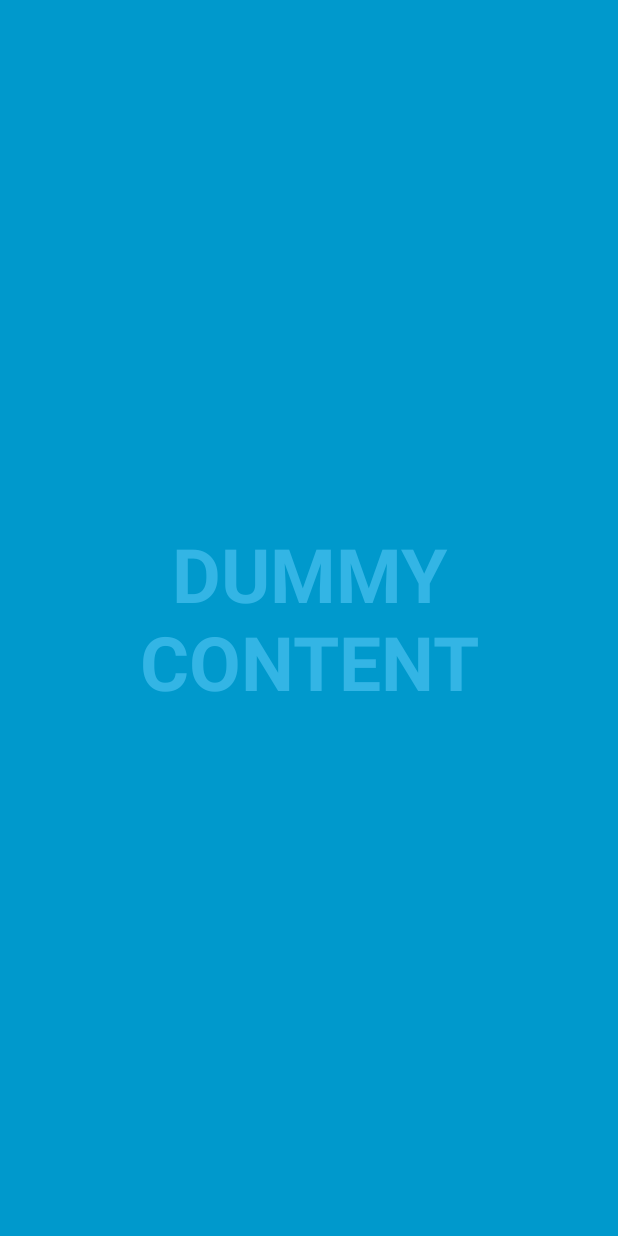
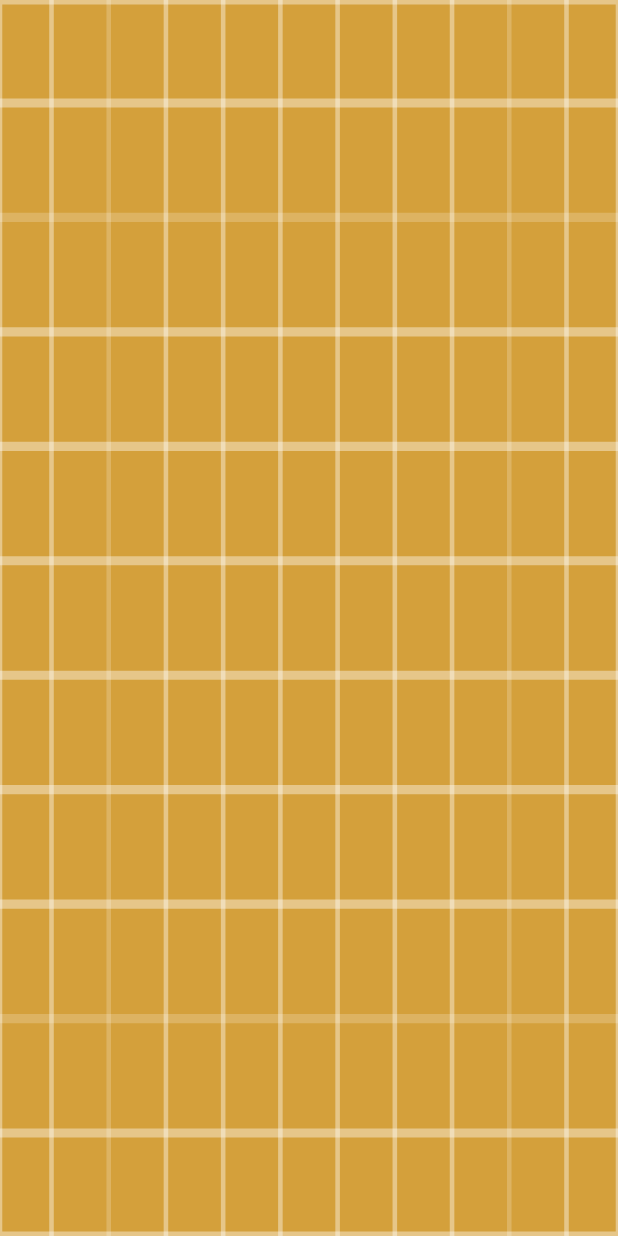
Before and after one commit to pnemonic78/TikalAntSmasher, an Android app: the BoardActivity screen opened directly, with no data from a screen before it, on a phone screen of 412 x 824 dp. Run offline under Robolectric (Android 15) with nearby library versions, the phone set to English and light mode, and no system bars.

```diff
--- a/app/build.gradle
+++ b/app/build.gradle
@@ -30,7 +30,6 @@ dependencies {
     implementation "com.android.support:appcompat-v7:$SUPPORT_LIBRARY_VERSION"
     implementation "com.android.support:design:$SUPPORT_LIBRARY_VERSION"
     implementation "com.android.support:support-v4:$SUPPORT_LIBRARY_VERSION"
-    implementation 'com.android.support:support-v4:26.1.0'
     compile "com.android.support:support-annotations:$SUPPORT_LIBRARY_VERSION"
 
     // Reactive
--- a/app/src/main/java/com/tikalk/antsmasher/board/BoardActivity.java
+++ b/app/src/main/java/com/tikalk/antsmasher/board/BoardActivity.java
@@ -1,14 +1,12 @@
 package com.tikalk.antsmasher.board;
 
-import android.annotation.SuppressLint;
+import android.os.Bundle;
+import android.support.v4.app.NavUtils;
 import android.support.v7.app.ActionBar;
 import android.support.v7.app.AppCompatActivity;
-import android.os.Bundle;
-import android.os.Handler;
-import android.view.MotionEvent;
+import android.view.MenuItem;
 import android.view.View;
-import android.view.MenuItem;
-import android.support.v4.app.NavUtils;
+import android.widget.ImageView;
 
 import com.tikalk.antsmasher.R;
 
@@ -17,75 +15,8 @@ import com.tikalk.antsmasher.R;
  * status bar and navigation/system bar) with user interaction.
  */
 public class BoardActivity extends AppCompatActivity {
-    /**
-     * Whether or not the system UI should be auto-hidden after
-     * {@link #AUTO_HIDE_DELAY_MILLIS} milliseconds.
-     */
-    private static final boolean AUTO_HIDE = true;
 
-    /**
-     * If {@link #AUTO_HIDE} is set, the number of milliseconds to wait after
-     * user interaction before hiding the system UI.
-     */
-    private static final int AUTO_HIDE_DELAY_MILLIS = 3000;
-
-    /**
-     * Some older devices needs a small delay between UI widget updates
-     * and a change of the status and navigation bar.
-     */
-    private static final int UI_ANIMATION_DELAY = 300;
-    private final Handler mHideHandler = new Handler();
-    private View mContentView;
-    private final Runnable mHidePart2Runnable = new Runnable() {
-        @SuppressLint("InlinedApi")
-        @Override
-        public void run() {
-            // Delayed removal of status and navigation bar
-
-            // Note that some of these constants are new as of API 16 (Jelly Bean)
-            // and API 19 (KitKat). It is safe to use them, as they are inlined
-            // at compile-time and do nothing on earlier devices.
-            mContentView.setSystemUiVisibility(View.SYSTEM_UI_FLAG_LOW_PROFILE
-                    | View.SYSTEM_UI_FLAG_FULLSCREEN
-                    | View.SYSTEM_UI_FLAG_LAYOUT_STABLE
-                    | View.SYSTEM_UI_FLAG_IMMERSIVE_STICKY
-                    | View.SYSTEM_UI_FLAG_LAYOUT_HIDE_NAVIGATION
-                    | View.SYSTEM_UI_FLAG_HIDE_NAVIGATION);
-        }
-    };
-    private View mControlsView;
-    private final Runnable mShowPart2Runnable = new Runnable() {
-        @Override
-        public void run() {
-            // Delayed display of UI elements
-            ActionBar actionBar = getSupportActionBar();
-            if (actionBar != null) {
-                actionBar.show();
-            }
-            mControlsView.setVisibility(View.VISIBLE);
-        }
-    };
-    private boolean mVisible;
-    private final Runnable mHideRunnable = new Runnable() {
-        @Override
-        public void run() {
-            hide();
-        }
-    };
-    /**
-     * Touch listener to use for in-layout UI controls to delay hiding the
-     * system UI. This is to prevent the jarring behavior of controls going away
-     * while interacting with activity UI.
-     */
-    private final View.OnTouchListener mDelayHideTouchListener = new View.OnTouchListener() {
-        @Override
-        public boolean onTouch(View view, MotionEvent motionEvent) {
-            if (AUTO_HIDE) {
-                delayedHide(AUTO_HIDE_DELAY_MILLIS);
-            }
-            return false;
-        }
-    };
+    private ImageView boardView;
 
     @Override
     protected void onCreate(Bundle savedInstanceState) {
@@ -95,35 +26,19 @@ public class BoardActivity extends AppCompatActivity {
         ActionBar actionBar = getSupportActionBar();
         if (actionBar != null) {
             actionBar.setDisplayHomeAsUpEnabled(true);
+            actionBar.hide();
         }
 
-        mVisible = true;
-        mControlsView = findViewById(R.id.fullscreen_content_controls);
-        mContentView = findViewById(R.id.fullscreen_content);
-
-
-        // Set up the user interaction to manually show or hide the system UI.
-        mContentView.setOnClickListener(new View.OnClickListener() {
-            @Override
-            public void onClick(View view) {
-                toggle();
-            }
-        });
-
-        // Upon interacting with UI controls, delay any scheduled hide()
-        // operations to prevent the jarring behavior of controls going away
-        // while interacting with the UI.
-        findViewById(R.id.dummy_button).setOnTouchListener(mDelayHideTouchListener);
-    }
-
-    @Override
-    protected void onPostCreate(Bundle savedInstanceState) {
-        super.onPostCreate(savedInstanceState);
-
-        // Trigger the initial hide() shortly after the activity has been
-        // created, to briefly hint to the user that UI controls
-        // are available.
-        delayedHide(100);
+        boardView = findViewById(R.id.board);
+        // Note that some of these constants are new as of API 16 (Jelly Bean)
+        // and API 19 (KitKat). It is safe to use them, as they are inlined
+        // at compile-time and do nothing on earlier devices.
+        boardView.setSystemUiVisibility(View.SYSTEM_UI_FLAG_LOW_PROFILE
+                | View.SYSTEM_UI_FLAG_FULLSCREEN
+                | View.SYSTEM_UI_FLAG_LAYOUT_STABLE
+                | View.SYSTEM_UI_FLAG_IMMERSIVE_STICKY
+                | View.SYSTEM_UI_FLAG_LAYOUT_HIDE_NAVIGATION
+                | View.SYSTEM_UI_FLAG_HIDE_NAVIGATION);
     }
 
     @Override
@@ -136,47 +51,4 @@ public class BoardActivity extends AppCompatActivity {
         }
         return super.onOptionsItemSelected(item);
     }
-
-    private void toggle() {
-        if (mVisible) {
-            hide();
-        } else {
-            show();
-        }
-    }
-
-    private void hide() {
-        // Hide UI first
-        ActionBar actionBar = getSupportActionBar();
-        if (actionBar != null) {
-            actionBar.hide();
-        }
-        mControlsView.setVisibility(View.GONE);
-        mVisible = false;
-
-        // Schedule a runnable to remove the status and navigation bar after a delay
-        mHideHandler.removeCallbacks(mShowPart2Runnable);
-        mHideHandler.postDelayed(mHidePart2Runnable, UI_ANIMATION_DELAY);
-    }
-
-    @SuppressLint("InlinedApi")
-    private void show() {
-        // Show the system bar
-        mContentView.setSystemUiVisibility(View.SYSTEM_UI_FLAG_LAYOUT_FULLSCREEN
-                | View.SYSTEM_UI_FLAG_LAYOUT_HIDE_NAVIGATION);
-        mVisible = true;
-
-        // Schedule a runnable to display UI elements after a delay
-        mHideHandler.removeCallbacks(mHidePart2Runnable);
-        mHideHandler.postDelayed(mShowPart2Runnable, UI_ANIMATION_DELAY);
-    }
-
-    /**
-     * Schedules a call to hide() in delay milliseconds, canceling any
-     * previously scheduled calls.
-     */
-    private void delayedHide(int delayMillis) {
-        mHideHandler.removeCallbacks(mHideRunnable);
-        mHideHandler.postDelayed(mHideRunnable, delayMillis);
-    }
 }
--- a/app/src/main/java/com/tikalk/antsmasher/teams/TeamsActivity.java
+++ b/app/src/main/java/com/tikalk/antsmasher/teams/TeamsActivity.java
@@ -56,6 +56,6 @@ public class TeamsActivity extends AppCompatActivity implements
 
     public void onTeamJoined(Team team) {
         startActivity(new Intent(this, BoardActivity.class));
-        finish();
+        //finish();
     }
 }
--- a/app/src/main/res/layout/activity_board.xml
+++ b/app/src/main/res/layout/activity_board.xml
@@ -2,49 +2,16 @@
     xmlns:tools="http://schemas.android.com/tools"
     android:layout_width="match_parent"
     android:layout_height="match_parent"
-    android:background="#0099cc"
     tools:context="com.tikalk.antsmasher.board.BoardActivity">
 
     <!-- The primary full-screen view. This can be replaced with whatever view
          is needed to present your content, e.g. VideoView, SurfaceView,
          TextureView, etc. -->
-    <TextView
-        android:id="@+id/fullscreen_content"
+    <ImageView
+        android:id="@+id/board"
         android:layout_width="match_parent"
         android:layout_height="match_parent"
-        android:gravity="center"
-        android:keepScreenOn="true"
-        android:text="@string/dummy_content"
-        android:textColor="#33b5e5"
-        android:textSize="50sp"
-        android:textStyle="bold"/>
-
-    <!-- This FrameLayout insets its children based on system windows using
-         android:fitsSystemWindows. -->
-    <FrameLayout
-        android:layout_width="match_parent"
-        android:layout_height="match_parent"
-        android:fitsSystemWindows="true">
-
-        <LinearLayout
-            android:id="@+id/fullscreen_content_controls"
-            style="?metaButtonBarStyle"
-            android:layout_width="match_parent"
-            android:layout_height="wrap_content"
-            android:layout_gravity="bottom|center_horizontal"
-            android:background="@color/black_overlay"
-            android:orientation="horizontal"
-            tools:ignore="UselessParent">
-
-            <Button
-                android:id="@+id/dummy_button"
-                style="?metaButtonBarButtonStyle"
-                android:layout_width="0dp"
-                android:layout_height="wrap_content"
-                android:layout_weight="1"
-                android:text="@string/dummy_button"/>
-
-        </LinearLayout>
-    </FrameLayout>
+        android:background="@drawable/ic_launcher_background"
+        android:keepScreenOn="true"/>
 
 </FrameLayout>
```
